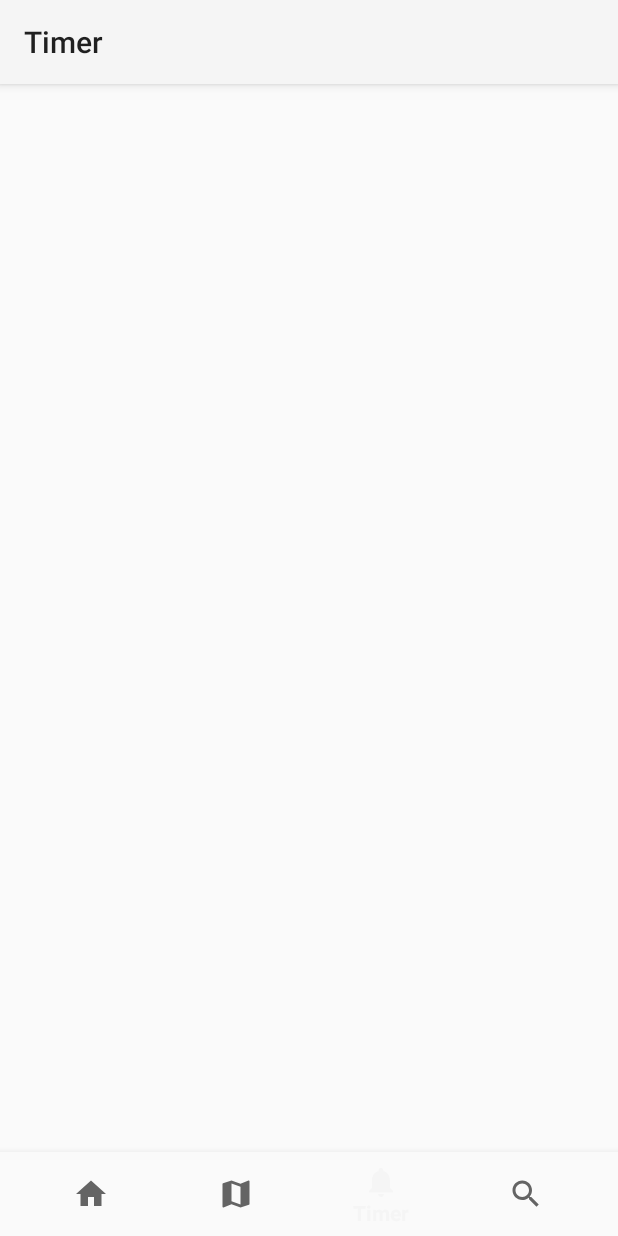
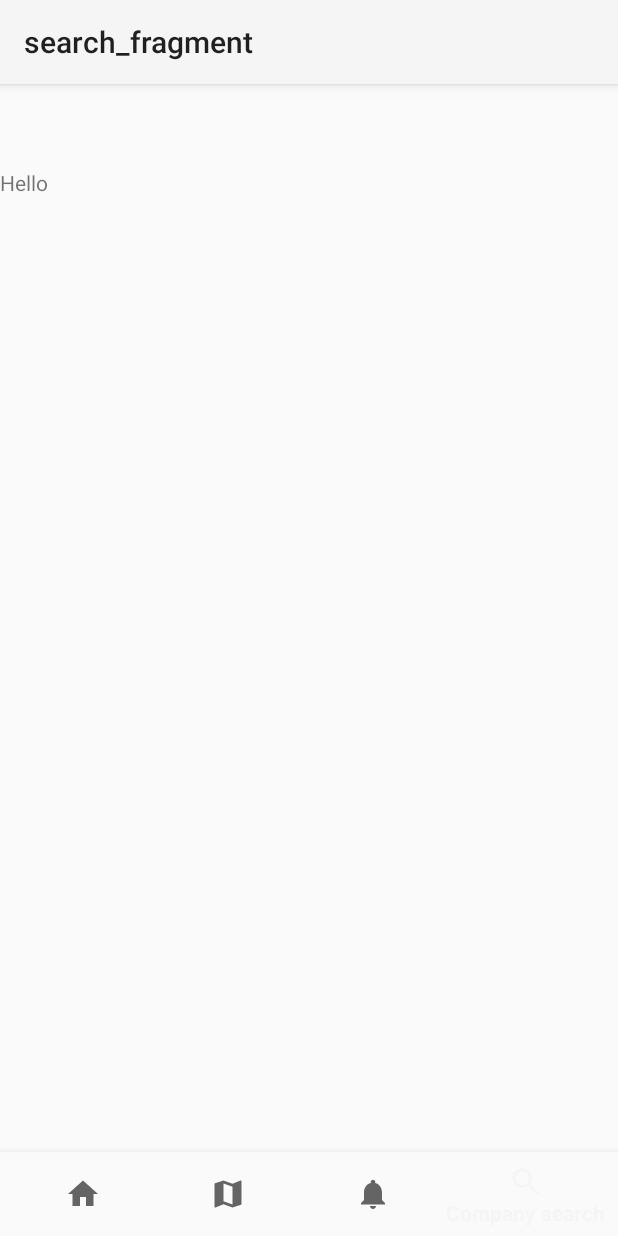
Before and after one commit to maijuriina/Android-Java-Course, an Android app: the screen it shows after launch (BottomNavigationActivity), item 4 of the bottom bar chosen, on a phone screen of 412 x 824 dp. Run offline under Robolectric (Android 15) with nearby library versions, the phone set to English and light mode, and no system bars; our stand-ins replace navigation-ui.

Commit message:
Deleted old .MainActivity. Succesfully connected new Search-fragment to bottom navigation.

```diff
--- a/TestApplication/app/build.gradle
+++ b/TestApplication/app/build.gradle
@@ -31,6 +31,7 @@ dependencies {
     implementation 'androidx.navigation:navigation-fragment:2.3.0'
     implementation 'androidx.navigation:navigation-ui:2.3.0'
     implementation 'androidx.lifecycle:lifecycle-extensions:2.2.0'
+    implementation 'androidx.legacy:legacy-support-v4:1.0.0'
     testImplementation 'junit:junit:4.13'
     androidTestImplementation 'androidx.test.ext:junit:1.1.2'
     androidTestImplementation 'androidx.test.espresso:espresso-core:3.3.0'
--- a/TestApplication/app/src/main/AndroidManifest.xml
+++ b/TestApplication/app/src/main/AndroidManifest.xml
@@ -30,8 +30,7 @@
         </activity>
         <activity
             android:name=".GameActivity"
-            android:parentActivityName=".MainActivity" />
-        <activity android:name=".MainActivity" />
+            android:parentActivityName=".BottomNavigationActivity" />
     </application>
 
 </manifest>
--- a/TestApplication/app/src/main/java/com/example/testapplication/BottomNavigationActivity.java
+++ b/TestApplication/app/src/main/java/com/example/testapplication/BottomNavigationActivity.java
@@ -3,7 +3,6 @@ package com.example.testapplication;
 import android.content.BroadcastReceiver;
 import android.content.Intent;
 import android.content.IntentFilter;
-import android.net.ConnectivityManager;
 import android.os.Bundle;
 
 import com.google.android.material.bottomnavigation.BottomNavigationView;
@@ -25,7 +24,7 @@ public class BottomNavigationActivity extends AppCompatActivity {
         // Passing each menu ID as a set of Ids because each
         // menu should be considered as top level destinations.
         AppBarConfiguration appBarConfiguration = new AppBarConfiguration.Builder(
-                R.id.navigation_home, R.id.navigation_dashboard, R.id.navigation_notifications)
+                R.id.navigation_home, R.id.navigation_dashboard, R.id.navigation_notifications, R.id.navigation_search)
                 .build();
         // avoid using findNavController() to initialise navController, to be safe initialize it from NavHostFragment and navController issue is fixed
         NavHostFragment navHostFragment = (NavHostFragment) getSupportFragmentManager().findFragmentById(R.id.nav_host_fragment);
--- a/TestApplication/app/src/main/java/com/example/testapplication/ui/home/HomeFragment.java
+++ b/TestApplication/app/src/main/java/com/example/testapplication/ui/home/HomeFragment.java
@@ -20,13 +20,11 @@ import com.example.testapplication.R;
 
 public class HomeFragment extends Fragment implements View.OnClickListener  {
 
-    private HomeViewModel homeViewModel;
     Button gameButton; // introduce game button
 
     public View onCreateView(@NonNull LayoutInflater inflater,
                              ViewGroup container, Bundle savedInstanceState) {
-        homeViewModel =
-                new ViewModelProvider(this).get(HomeViewModel.class);
+        HomeViewModel homeViewModel = new ViewModelProvider(this).get(HomeViewModel.class);
         View root = inflater.inflate(R.layout.fragment_home, container, false);
         /*final TextView textView = root.findViewById(R.id.text_home);
         homeViewModel.getText().observe(getViewLifecycleOwner(), new Observer<String>() {
--- /dev/null
+++ b/TestApplication/app/src/main/java/com/example/testapplication/ui/search/SearchFragment.java
@@ -0,0 +1,42 @@
+package com.example.testapplication.ui.search;
+
+import androidx.lifecycle.ViewModelProvider;
+
+import android.os.Bundle;
+
+import androidx.annotation.NonNull;
+import androidx.annotation.Nullable;
+import androidx.fragment.app.Fragment;
+import androidx.lifecycle.ViewModelProviders;
+
+import android.util.Log;
+import android.view.LayoutInflater;
+import android.view.View;
+import android.view.ViewGroup;
+
+import com.example.testapplication.R;
+
+public class SearchFragment extends Fragment implements View.OnClickListener {
+
+    @Override
+    public View onCreateView(@NonNull LayoutInflater inflater, @Nullable ViewGroup container,
+                             @Nullable Bundle savedInstanceState) {
+        SearchViewModel searchViewModel = new ViewModelProvider(this).get(SearchViewModel.class);
+        View root = inflater.inflate(R.layout.fragment_search, container, false);
+        Log.e("TEST", "WE ARE IN SEARCH FRAGMENT!!!!!!!!!!!!!!!!!!!!!!!!!!!!!!!!!!!!!!!!!!!!!!");
+        return root;
+    }
+
+    @Override
+    public void onClick(View v) {
+
+    }
+
+    @Override
+    public void onActivityCreated(@Nullable Bundle savedInstanceState) {
+        super.onActivityCreated(savedInstanceState);
+        SearchViewModel searchViewModel = new ViewModelProvider(this).get(SearchViewModel.class);
+        // TODO: Use the ViewModel
+    }
+
+}
--- /dev/null
+++ b/TestApplication/app/src/main/java/com/example/testapplication/ui/search/SearchViewModel.java
@@ -0,0 +1,7 @@
+package com.example.testapplication.ui.search;
+
+import androidx.lifecycle.ViewModel;
+
+public class SearchViewModel extends ViewModel {
+    // TODO: Implement the ViewModel
+}
--- /dev/null
+++ b/TestApplication/app/src/main/res/layout/fragment_search.xml
@@ -0,0 +1,14 @@
+<?xml version="1.0" encoding="utf-8"?>
+<androidx.constraintlayout.widget.ConstraintLayout xmlns:android="http://schemas.android.com/apk/res/android"
+    xmlns:app="http://schemas.android.com/apk/res-auto"
+    xmlns:tools="http://schemas.android.com/tools"
+    android:layout_width="match_parent"
+    android:layout_height="match_parent"
+    tools:context=".ui.search.SearchFragment">
+
+    <TextView
+        android:layout_width="match_parent"
+        android:layout_height="match_parent"
+        android:text="Hello" />
+
+</androidx.constraintlayout.widget.ConstraintLayout>
--- a/TestApplication/app/src/main/res/menu/bottom_nav_menu.xml
+++ b/TestApplication/app/src/main/res/menu/bottom_nav_menu.xml
@@ -17,7 +17,7 @@
         android:title="@string/title_timer" />
 
     <item
-        android:id="@+id/navigation_company_search"
+        android:id="@+id/navigation_search"
         android:icon="@drawable/ic_baseline_search_24"
         android:title="@string/title_company_search" />
 </menu>
--- a/TestApplication/app/src/main/res/navigation/mobile_navigation.xml
+++ b/TestApplication/app/src/main/res/navigation/mobile_navigation.xml
@@ -22,4 +22,10 @@
         android:name="com.example.testapplication.ui.notifications.NotificationsFragment"
         android:label="@string/title_timer"
         tools:layout="@layout/fragment_notifications" />
+
+    <fragment
+        android:id="@+id/navigation_search"
+        android:name="com.example.testapplication.ui.search.SearchFragment"
+        android:label="search_fragment"
+        tools:layout="@layout/fragment_search" />
 </navigation>
```
Also changed, not shown: TestApplication/app/src/main/java/com/example/testapplication/MainActivity.java (deleted, +0 -61 lines), TestApplication/app/src/main/res/layout/activity_main.xml (deleted, +0 -79 lines).
